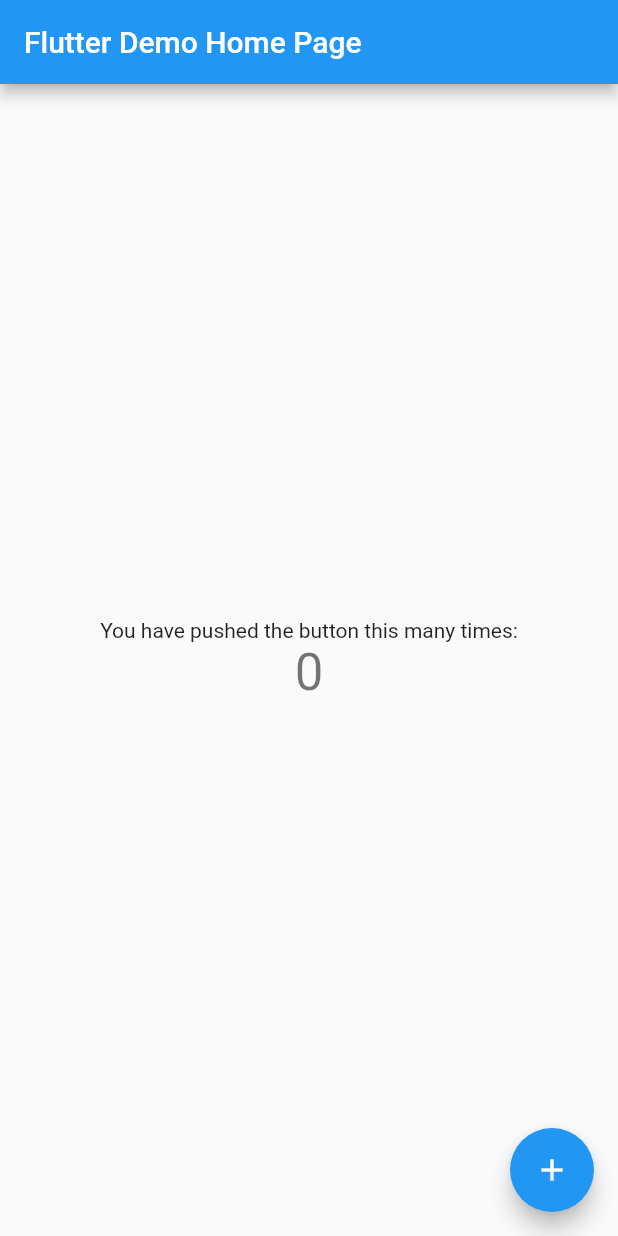
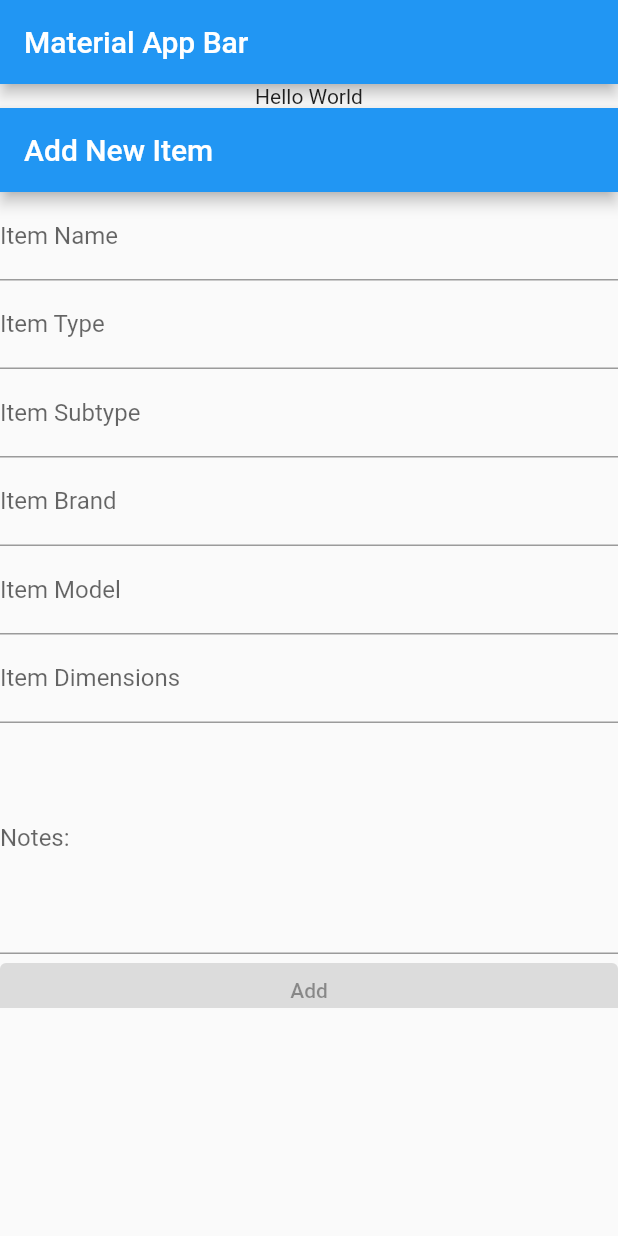
Before and after one commit to KJohnson82/Homeventory, a Flutter app: the screen it shows after launch, on a phone screen of 412 x 824 dp. Run offline on Flutter 3.47's test engine with Material 2 defaults, Android fonts, the phone set to English and light mode, and no system bars; our stand-ins replace firebase_core; missing offline and left inert: dart:html, firebase_core_web; accounts and stored records are empty.

Commit message:
A few Updates

```diff
--- /dev/null
+++ b/lib/itemForm.dart
@@ -0,0 +1,154 @@
+import 'dart:html';
+import 'package:flutter/material.dart';
+import 'package:firebase_core_web/firebase_core_web_interop.dart';
+import 'firebase_options.dart';
+import 'package:firebase_core/firebase_core.dart';
+
+/*
+Initial form is setup
+Needs to add:
+Styling from theme
+fields clear on submit
+Title changes to what is added in the name field after submit
+form drawer closes on submit
+Creates a new item add adds to list of items
+Add edit button
+Figure out how to add a form in a flutter bottom sheet
+
+
+ */
+
+class ItemForm extends StatefulWidget {
+  const ItemForm({Key? key}) : super(key: key);
+
+  @override
+  State<ItemForm> createState() => _ItemFormState();
+}
+
+class _ItemFormState extends State<ItemForm> {
+  String? _itemName;
+  String? _itemType;
+  String? _itemSubtype;
+  String? _itemBrand;
+  String? _itemModel;
+  String? _itemDimensions;
+  String? _notes;
+  File? _imageFile;
+
+  final _itemNameController = TextEditingController();
+  final _itemTypeController = TextEditingController();
+  final _itemSubtypeController = TextEditingController();
+  final _itemBrandController = TextEditingController();
+  final _itemModelController = TextEditingController();
+  final _itemDimensionsController = TextEditingController();
+  final _itemColorController = TextEditingController();
+  final _notesController = TextEditingController();
+
+  void _selectImage() async {
+    // Add image selection logic here
+  }
+
+  @override
+  void dispose() {
+    _itemNameController.dispose();
+    _itemTypeController.dispose();
+    _itemSubtypeController.dispose();
+    _itemBrandController.dispose();
+    _itemModelController.dispose();
+    _itemDimensionsController.dispose();
+    _itemColorController.dispose();
+    _notesController.dispose();
+    super.dispose();
+  }
+
+  @override
+  Widget build(BuildContext context) {
+    return MaterialApp(
+      home: Scaffold(
+        appBar: AppBar(
+          title: const Text('Add New Item'),
+        ),
+        body: Form(
+            child: ListView(
+          children: [
+            TextFormField(
+              controller: _itemNameController,
+              decoration: const InputDecoration(labelText: 'Item Name'),
+              validator: (value) {
+                if (value!.isEmpty) {
+                  return 'Please enter an item name';
+                }
+                return null;
+              },
+              onSaved: (value) => _itemNameController.text = value!,
+            ),
+            TextFormField(
+              controller: _itemTypeController,
+              decoration: const InputDecoration(labelText: 'Item Type'),
+              validator: (value) {
+                if (value!.isEmpty) {
+                  return 'Please enter an item type';
+                }
+                return null;
+              },
+              onSaved: (value) => _itemTypeController.text = value!,
+            ),
+            TextFormField(
+              controller: _itemSubtypeController,
+              decoration: const InputDecoration(labelText: 'Item Subtype'),
+              validator: (value) {
+                if (value!.isEmpty) {
+                  return 'Please enter an item subtype';
+                }
+                return null;
+              },
+              onSaved: (value) => _itemSubtypeController.text = value!,
+            ),
+            TextFormField(
+              controller: _itemBrandController,
+              decoration: const InputDecoration(labelText: 'Item Brand'),
+              validator: (value) {
+                if (value!.isEmpty) {
+                  return 'Please enter an item brand';
+                }
+                return null;
+              },
+              onSaved: (value) => _itemBrandController.text = value!,
+            ),
+            TextFormField(
+              controller: _itemModelController,
+              decoration: const InputDecoration(labelText: 'Item Model'),
+              validator: (value) {
+                if (value!.isEmpty) {
+                  return 'Please enter an item model';
+                }
+                return null;
+              },
+              onSaved: (value) => _itemModelController.text = value!,
+            ),
+            TextFormField(
+              controller: _itemDimensionsController,
+              decoration: const InputDecoration(labelText: 'Item Dimensions'),
+              validator: (value) {
+                if (value!.isEmpty) {
+                  return 'Please enter item dimensions';
+                }
+                return null;
+              },
+              onSaved: (value) => _itemDimensionsController.text = value!,
+            ),
+            TextFormField(
+              controller: _notesController,
+              maxLines: 6,
+              decoration: const InputDecoration(
+                  label: Text('Notes: ')),
+              onSaved: (value) => _notes = value!,
+            ),
+            ElevatedButton(onPressed: null, child: Text('Add'))
+          ],
+        ),
+        ),
+      ),
+    );
+  }
+}
--- a/lib/main.dart
+++ b/lib/main.dart
@@ -1,115 +1,79 @@
+import 'dart:html';
+
 import 'package:flutter/material.dart';
+import 'package:firebase_core_web/firebase_core_web_interop.dart';
+import 'firebase_options.dart';
+import 'package:firebase_core/firebase_core.dart';
+import 'itemForm.dart';
 
-void main() {
-  runApp(const MyApp());
+class House {
+  int? homeId;
+  String? homeName;
+  List<Room>? rooms;
+
+  House({this.homeId, this.homeName, this.rooms});
+}
+
+class Room {
+  int? roomId;
+  String? roomName;
+  List<Item>? items;
+
+  Room({this.roomId, this.roomName, this.items});
+}
+
+class Item {
+  int? itemId;
+  String? itemName;
+  String? itemType;
+  String? itemSubtype;
+  String? itemBrand;
+  String? itemModel;
+  String? itemDimensions;
+  String? itemNotes;
+  File? itemImage;
+
+  Item({
+    required this.itemId,
+    required this.itemName,
+    required this.itemType,
+    this.itemSubtype,
+    this.itemBrand,
+    this.itemModel,
+    required this.itemDimensions,
+    this.itemNotes,
+    this.itemImage,
+  });
+}
+
+void main() async {
+  WidgetsFlutterBinding.ensureInitialized();
+  await Firebase.initializeApp(
+    options: DefaultFirebaseOptions.currentPlatform,
+  );
+  runApp(MyApp());
 }
 
 class MyApp extends StatelessWidget {
-  const MyApp({Key? key}) : super(key: key);
-
-  // This widget is the root of your application.
   @override
   Widget build(BuildContext context) {
     return MaterialApp(
-      title: 'Flutter Demo',
-      theme: ThemeData(
-        // This is the theme of your application.
-        //
-        // Try running your application with "flutter run". You'll see the
-        // application has a blue toolbar. Then, without quitting the app, try
-        // changing the primarySwatch below to Colors.green and then invoke
-        // "hot reload" (press "r" in the console where you ran "flutter run",
-        // or simply save your changes to "hot reload" in a Flutter IDE).
-        // Notice that the counter didn't reset back to zero; the application
-        // is not restarted.
-        primarySwatch: Colors.blue,
+      title: 'Material App',
+      home: Scaffold(
+        appBar: AppBar(
+          title: const Text('Material App Bar'),
+        ),
+        body: Column(
+          children: [
+            Center(
+              child: Container(
+                child: Text('Hello World'),
+              ),
+            ),
+            SizedBox(width: 600, height: 600, child: const ItemForm()),
+          ],
+        ),
       ),
-      home: const MyHomePage(title: 'Flutter Demo Home Page'),
     );
   }
 }
-
-class MyHomePage extends StatefulWidget {
-  const MyHomePage({Key? key, required this.title}) : super(key: key);
-
-  // This widget is the home page of your application. It is stateful, meaning
-  // that it has a State object (defined below) that contains fields that affect
-  // how it looks.
-
-  // This class is the configuration for the state. It holds the values (in this
-  // case the title) provided by the parent (in this case the App widget) and
-  // used by the build method of the State. Fields in a Widget subclass are
-  // always marked "final".
-
-  final String title;
-
-  @override
-  State<MyHomePage> createState() => _MyHomePageState();
-}
-
-class _MyHomePageState extends State<MyHomePage> {
-  int _counter = 0;
-
-  void _incrementCounter() {
-    setState(() {
-      // This call to setState tells the Flutter framework that something has
-      // changed in this State, which causes it to rerun the build method below
-      // so that the display can reflect the updated values. If we changed
-      // _counter without calling setState(), then the build method would not be
-      // called again, and so nothing would appear to happen.
-      _counter++;
-    });
-  }
-
-  @override
-  Widget build(BuildContext context) {
-    // This method is rerun every time setState is called, for instance as done
-    // by the _incrementCounter method above.
-    //
-    // The Flutter framework has been optimized to make rerunning build methods
-    // fast, so that you can just rebuild anything that needs updating rather
-    // than having to individually change instances of widgets.
-    return Scaffold(
-      appBar: AppBar(
-        // Here we take the value from the MyHomePage object that was created by
-        // the App.build method, and use it to set our appbar title.
-        title: Text(widget.title),
-      ),
-      body: Center(
-        // Center is a layout widget. It takes a single child and positions it
-        // in the middle of the parent.
-        child: Column(
-          // Column is also a layout widget. It takes a list of children and
-          // arranges them vertically. By default, it sizes itself to fit its
-          // children horizontally, and tries to be as tall as its parent.
-          //
-          // Invoke "debug painting" (press "p" in the console, choose the
-          // "Toggle Debug Paint" action from the Flutter Inspector in Android
-          // Studio, or the "Toggle Debug Paint" command in Visual Studio Code)
-          // to see the wireframe for each widget.
-          //
-          // Column has various properties to control how it sizes itself and
-          // how it positions its children. Here we use mainAxisAlignment to
-          // center the children vertically; the main axis here is the vertical
-          // axis because Columns are vertical (the cross axis would be
-          // horizontal).
-          mainAxisAlignment: MainAxisAlignment.center,
-          children: <Widget>[
-            const Text(
-              'You have pushed the button this many times:',
-            ),
-            Text(
-              '$_counter',
-              style: Theme.of(context).textTheme.headline4,
-            ),
-          ],
-        ),
-      ),
-      floatingActionButton: FloatingActionButton(
-        onPressed: _incrementCounter,
-        tooltip: 'Increment',
-        child: const Icon(Icons.add),
-      ), // This trailing comma makes auto-formatting nicer for build methods.
-    );
-  }
-}
--- a/pubspec.yaml
+++ b/pubspec.yaml
@@ -34,6 +34,9 @@
   # The following adds the Cupertino Icons font to your application.
   # Use with the CupertinoIcons class for iOS style icons.
   cupertino_icons: ^1.0.2
+  firebase_core: ^2.7.1
+  js: ^0.6.3
+  firebase_auth: ^4.2.10
 
 dev_dependencies:
   flutter_test:
```
Also changed, not shown: lib/appTheme.dart (added, +13 -0 lines), lib/firebase_options.dart (added), pubspec.lock, 4 other files.
